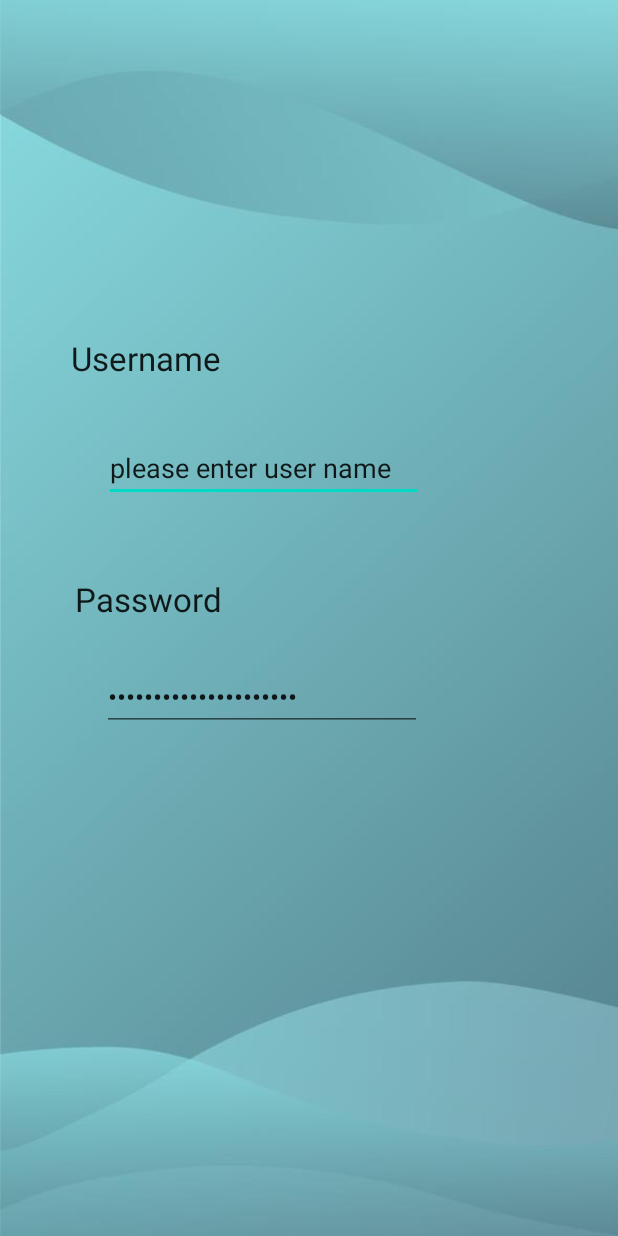
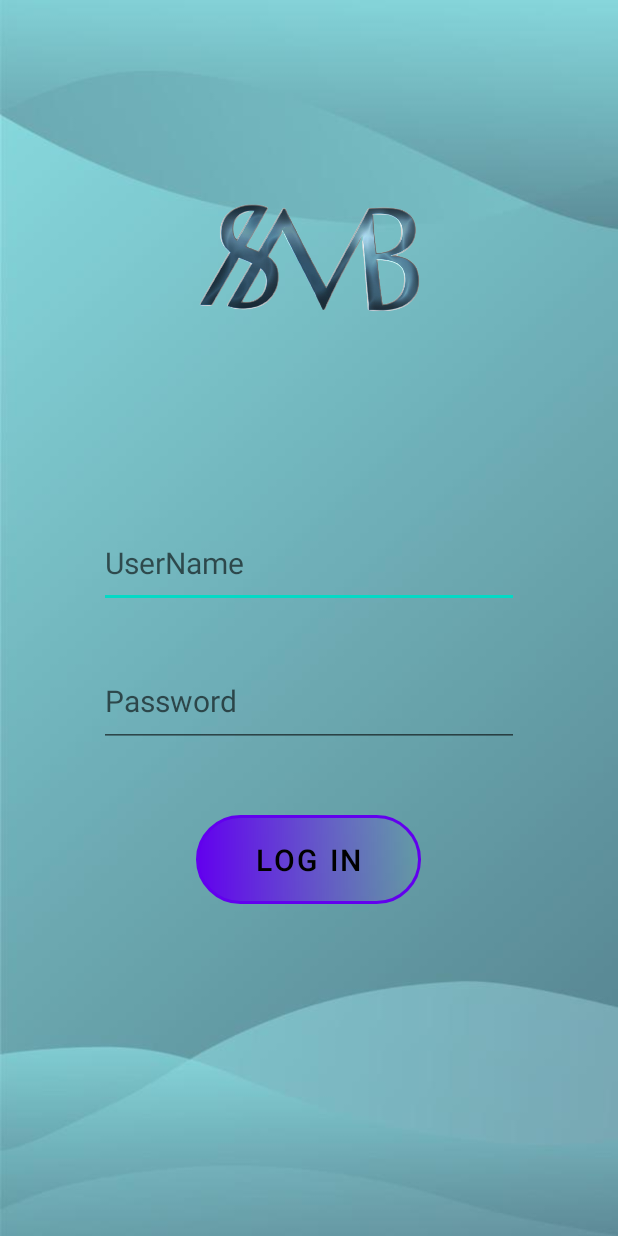
Before and after one commit to areej1012/HSMB, an Android app: the layout login.xml on its own in the app's theme, with its tools: preview values and no code run, on a phone screen of 412 x 824 dp. Run offline under Robolectric (Android 15) with nearby library versions, the phone set to English and light mode, and no system bars.

Commit message:
design login inteface

```diff
--- /dev/null
+++ b/app/src/main/res/drawable/buttonbasic.xml
@@ -0,0 +1,23 @@
+<?xml version="1.0" encoding="utf-8"?>
+<shape
+
+    xmlns:android="http://schemas.android.com/apk/res/android"
+    android:shape="rectangle">
+    <stroke
+        android:color="#040432"
+        android:width="2dp">
+    </stroke>
+    <corners
+        android:radius="190dp"
+        >
+
+    </corners>
+    <solid
+        android:color="#026389">
+
+    </solid>
+    <gradient
+
+        android:startColor="@color/white">
+    </gradient>
+</shape>
--- a/app/src/main/res/layout/login.xml
+++ b/app/src/main/res/layout/login.xml
@@ -1,60 +1,72 @@
 <?xml version="1.0" encoding="utf-8"?>
-<androidx.constraintlayout.widget.ConstraintLayout
-    xmlns:android="http://schemas.android.com/apk/res/android"
+    <!--Programming the page interface 2 (login)-->
+<LinearLayout xmlns:android="http://schemas.android.com/apk/res/android"
+
+
 xmlns:app="http://schemas.android.com/apk/res-auto"
-    xmlns:tools="http://schemas.android.com/tools"
-    android:layout_width="match_parent"
-    android:layout_height="match_parent"
+android:layout_width="fill_parent"
+android:layout_height="wrap_content"
+android:gravity="top"
+android:orientation="vertical"
 android:background="@drawable/interface2"
+
+
     >
 
-    <TextView
-        android:id="@+id/textView7"
-        android:layout_width="wrap_content"
-        android:layout_height="wrap_content"
-        android:layout_marginStart="47dp"
-        android:layout_marginTop="224dp"
-        android:text="Username"
-        android:textAppearance="@style/TextAppearance.AppCompat.Large"
-        app:layout_constraintStart_toStartOf="parent"
-        app:layout_constraintTop_toTopOf="parent" />
+
+<ImageView
+
+
+    android:id="@+id/imageView2"
+
+    android:layout_width="180dp"
+    android:layout_height="160dp"
+    android:layout_gravity="center"
+    android:layout_margin="92dp"
+    android:layout_marginTop="50dp"
+
+
+    android:src="@drawable/iconremovebgpreview" />
 
 <EditText
     android:id="@+id/editTextTextPersonName"
     android:layout_width="wrap_content"
-        android:layout_height="wrap_content"
-        android:layout_marginStart="69dp"
-        android:layout_marginTop="36dp"
-        android:layout_marginBottom="67dp"
-        android:ems="10"
-        android:inputType="textPersonName"
-        android:text="please enter user name"
-        android:textAppearance="@style/TextAppearance.AppCompat.Medium"
-        app:layout_constraintBottom_toTopOf="@+id/textView9"
-        app:layout_constraintStart_toStartOf="parent"
-        app:layout_constraintTop_toBottomOf="@+id/textView7" />
+    android:layout_height="60dp"
+    android:layout_gravity="center"
+    android:layout_margin="1dp"
 
-    <TextView
-        android:id="@+id/textView9"
-        android:layout_width="wrap_content"
-        android:layout_height="wrap_content"
-        android:layout_marginStart="50dp"
-        android:layout_marginTop="50dp"
-        android:text="Password"
-        android:textAppearance="@style/TextAppearance.AppCompat.Large"
-        app:layout_constraintStart_toStartOf="parent"
-        app:layout_constraintTop_toBottomOf="@+id/editTextTextPersonName" />
+
+
+    android:ems="12"
+    android:hint="UserName"
+    android:inputType="text"
+    android:textSize="20dp" />
 
 <EditText
     android:id="@+id/editTextTextPassword"
     android:layout_width="wrap_content"
-        android:layout_height="wrap_content"
-        android:layout_marginStart="68dp"
-        android:layout_marginTop="28dp"
-        android:ems="10"
-        android:inputType="textPassword"
-        android:text="Please enter passowrd"
-        app:layout_constraintStart_toStartOf="parent"
-        app:layout_constraintTop_toBottomOf="@+id/textView9" />
+    android:layout_height="61dp"
+    android:layout_gravity="center"
+    android:ems="12"
 
-</androidx.constraintlayout.widget.ConstraintLayout>
+    android:hint="Password"
+    android:textSize="20dp"
+    android:layout_marginTop="30dp"
+    android:inputType="textPassword" />
+
+<Button
+    android:id="@+id/submit"
+    android:layout_width="150dp"
+    android:layout_height="59dp"
+    android:layout_gravity="center"
+
+    android:layout_margin="45dp"
+    android:background="@drawable/buttonbasic"
+
+
+    android:text="Log in"
+    android:textColor="#000000"
+    android:textSize="20dp"/>
+
+
+</LinearLayout>
```
Lines whose indentation alone changed are shown as unchanged.
